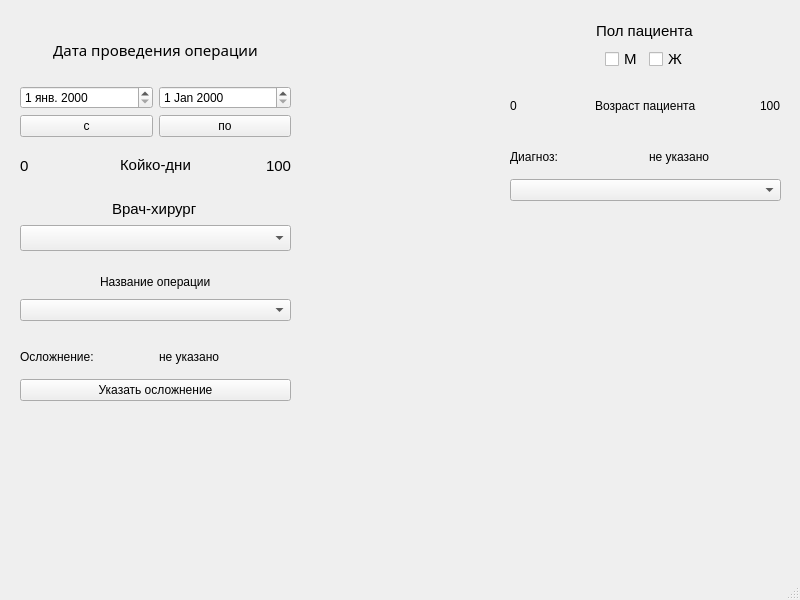
Above: Hernia-Qt/mainwindow.ui from dmkrch/Hernia-qt before the change. Below: the same form after it.
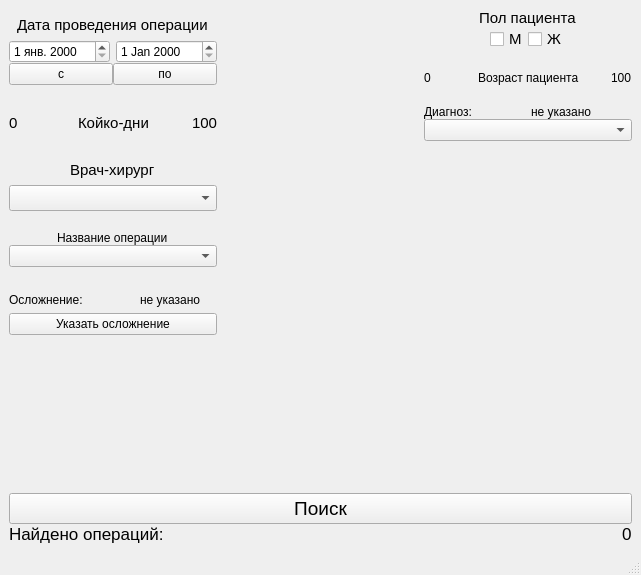
That is the form after the change.

```diff
--- a/Hernia-Qt/mainwindow.ui
+++ b/Hernia-Qt/mainwindow.ui
@@ -6,82 +6,80 @@
    <rect>
     <x>0</x>
     <y>0</y>
-    <width>800</width>
-    <height>600</height>
+    <width>641</width>
+    <height>575</height>
    </rect>
   </property>
   <property name="windowTitle">
    <string>MainWindow</string>
   </property>
+  <property name="styleSheet">
+   <string notr="true"/>
+  </property>
   <widget class="QWidget" name="centralwidget">
-   <widget class="QWidget" name="verticalLayoutWidget">
-    <property name="geometry">
-     <rect>
-      <x>20</x>
-      <y>150</y>
-      <width>271</width>
-      <height>31</height>
-     </rect>
-    </property>
-    <layout class="QVBoxLayout" name="verticalLayout_4">
+   <layout class="QVBoxLayout" name="verticalLayout_11">
+    <item>
+     <layout class="QGridLayout" name="gridLayout">
+      <property name="horizontalSpacing">
+       <number>0</number>
+      </property>
+      <property name="verticalSpacing">
+       <number>20</number>
+      </property>
+      <item row="4" column="0">
+       <layout class="QVBoxLayout" name="verticalLayout_3">
+        <item alignment="Qt::AlignHCenter">
+         <widget class="QLabel" name="label_op_name">
+          <property name="text">
+           <string>Название операции</string>
+          </property>
+         </widget>
+        </item>
      <item>
-      <layout class="QHBoxLayout" name="horizontalLayout_3">
-       <property name="spacing">
-        <number>50</number>
-       </property>
+         <widget class="QComboBox" name="comboBox_op_names"/>
+        </item>
+       </layout>
+      </item>
+      <item row="5" column="0">
+       <layout class="QVBoxLayout" name="verticalLayout_7">
+        <item>
+         <layout class="QHBoxLayout" name="horizontalLayout_6">
+          <item>
+           <widget class="QLabel" name="label">
+            <property name="minimumSize">
+             <size>
+              <width>131</width>
+              <height>26</height>
+             </size>
+            </property>
+            <property name="text">
+             <string>Осложнение:</string>
+            </property>
+           </widget>
+          </item>
        <item alignment="Qt::AlignLeft">
-        <widget class="QLabel" name="label_date_from">
-         <property name="font">
-          <font>
-           <pointsize>11</pointsize>
-          </font>
-         </property>
+           <widget class="QLabel" name="label_sequence">
          <property name="text">
-          <string>0</string>
+             <string>не указано</string>
          </property>
         </widget>
        </item>
-       <item alignment="Qt::AlignHCenter|Qt::AlignVCenter">
-        <widget class="QLabel" name="label_rec_days">
-         <property name="font">
-          <font>
-           <pointsize>11</pointsize>
-          </font>
-         </property>
-         <property name="text">
-          <string>Койко-дни</string>
-         </property>
-        </widget>
-       </item>
-       <item alignment="Qt::AlignRight">
-        <widget class="QLabel" name="label_date_to">
-         <property name="font">
-          <font>
-           <pointsize>11</pointsize>
-          </font>
-         </property>
+         </layout>
+        </item>
+        <item>
+         <widget class="QPushButton" name="pushButton_sequence">
          <property name="text">
-          <string>100</string>
+           <string>Указать осложнение</string>
          </property>
         </widget>
        </item>
       </layout>
      </item>
-    </layout>
-   </widget>
-   <widget class="QWidget" name="verticalLayoutWidget_2">
-    <property name="geometry">
-     <rect>
-      <x>510</x>
-      <y>90</y>
-      <width>271</width>
-      <height>31</height>
-     </rect>
-    </property>
+      <item row="1" column="2">
     <layout class="QVBoxLayout" name="verticalLayout_8">
      <item>
       <layout class="QHBoxLayout" name="horizontalLayout_5">
-       <item alignment="Qt::AlignLeft">
+          <item>
         <widget class="QLabel" name="label_age_from">
          <property name="text">
           <string>0</string>
@@ -90,6 +88,9 @@
        </item>
        <item>
         <widget class="QLabel" name="label_age">
+            <property name="autoFillBackground">
+             <bool>false</bool>
+            </property>
          <property name="text">
           <string>Возраст пациента</string>
          </property>
@@ -105,28 +106,232 @@
       </layout>
      </item>
     </layout>
-   </widget>
-   <widget class="QWidget" name="layoutWidget">
-    <property name="geometry">
-     <rect>
-      <x>20</x>
-      <y>20</y>
-      <width>271</width>
-      <height>117</height>
-     </rect>
-    </property>
+      </item>
+      <item row="7" column="0" colspan="3">
+       <layout class="QVBoxLayout" name="verticalLayout_10">
+        <item>
+         <widget class="QPushButton" name="pushButton">
+          <property name="sizePolicy">
+           <sizepolicy hsizetype="Minimum" vsizetype="Preferred">
+            <horstretch>0</horstretch>
+            <verstretch>0</verstretch>
+           </sizepolicy>
+          </property>
+          <property name="font">
+           <font>
+            <pointsize>14</pointsize>
+           </font>
+          </property>
+          <property name="styleSheet">
+           <string notr="true"/>
+          </property>
+          <property name="text">
+           <string>Поиск</string>
+          </property>
+         </widget>
+        </item>
+        <item>
+         <layout class="QHBoxLayout" name="horizontalLayout_9">
+          <item alignment="Qt::AlignLeft">
+           <widget class="QLabel" name="label_2">
+            <property name="sizePolicy">
+             <sizepolicy hsizetype="Preferred" vsizetype="Fixed">
+              <horstretch>0</horstretch>
+              <verstretch>0</verstretch>
+             </sizepolicy>
+            </property>
+            <property name="font">
+             <font>
+              <pointsize>13</pointsize>
+             </font>
+            </property>
+            <property name="text">
+             <string>Найдено операций:</string>
+            </property>
+           </widget>
+          </item>
+          <item alignment="Qt::AlignRight">
+           <widget class="QLabel" name="label_4">
+            <property name="sizePolicy">
+             <sizepolicy hsizetype="Fixed" vsizetype="Preferred">
+              <horstretch>0</horstretch>
+              <verstretch>0</verstretch>
+             </sizepolicy>
+            </property>
+            <property name="font">
+             <font>
+              <family>Ubuntu</family>
+              <pointsize>13</pointsize>
+              <weight>50</weight>
+              <bold>false</bold>
+             </font>
+            </property>
+            <property name="text">
+             <string>0</string>
+            </property>
+           </widget>
+          </item>
+         </layout>
+        </item>
+       </layout>
+      </item>
+      <item row="2" column="1">
+       <spacer name="horizontalSpacer">
+        <property name="orientation">
+         <enum>Qt::Horizontal</enum>
+        </property>
+        <property name="sizeType">
+         <enum>QSizePolicy::Fixed</enum>
+        </property>
+        <property name="sizeHint" stdset="0">
+         <size>
+          <width>200</width>
+          <height>20</height>
+         </size>
+        </property>
+       </spacer>
+      </item>
+      <item row="2" column="0">
+       <layout class="QVBoxLayout" name="verticalLayout_4">
+        <property name="spacing">
+         <number>10</number>
+        </property>
+        <item>
+         <layout class="QHBoxLayout" name="horizontalLayout_3">
+          <property name="spacing">
+           <number>0</number>
+          </property>
+          <item alignment="Qt::AlignLeft">
+           <widget class="QLabel" name="label_date_from">
+            <property name="font">
+             <font>
+              <pointsize>11</pointsize>
+             </font>
+            </property>
+            <property name="text">
+             <string>0</string>
+            </property>
+           </widget>
+          </item>
+          <item alignment="Qt::AlignHCenter">
+           <widget class="QLabel" name="label_rec_days">
+            <property name="font">
+             <font>
+              <pointsize>11</pointsize>
+             </font>
+            </property>
+            <property name="text">
+             <string>Койко-дни</string>
+            </property>
+           </widget>
+          </item>
+          <item alignment="Qt::AlignRight">
+           <widget class="QLabel" name="label_date_to">
+            <property name="font">
+             <font>
+              <pointsize>11</pointsize>
+             </font>
+            </property>
+            <property name="text">
+             <string>100</string>
+            </property>
+           </widget>
+          </item>
+         </layout>
+        </item>
+       </layout>
+      </item>
+      <item row="3" column="0">
+       <layout class="QVBoxLayout" name="verticalLayout_5" stretch="0,0">
+        <property name="spacing">
+         <number>6</number>
+        </property>
+        <item alignment="Qt::AlignHCenter">
+         <widget class="QLabel" name="label_surgeon">
+          <property name="font">
+           <font>
+            <pointsize>11</pointsize>
+           </font>
+          </property>
+          <property name="text">
+           <string>Врач-хирург</string>
+          </property>
+         </widget>
+        </item>
+        <item>
+         <widget class="QComboBox" name="comboBox_surgeons">
+          <property name="font">
+           <font>
+            <pointsize>11</pointsize>
+           </font>
+          </property>
+          <property name="maxVisibleItems">
+           <number>10</number>
+          </property>
+         </widget>
+        </item>
+       </layout>
+      </item>
+      <item row="0" column="2">
+       <layout class="QVBoxLayout" name="verticalLayout_6">
+        <item alignment="Qt::AlignHCenter">
+         <widget class="QLabel" name="label_gender">
+          <property name="font">
+           <font>
+            <pointsize>11</pointsize>
+           </font>
+          </property>
+          <property name="text">
+           <string>Пол пациента</string>
+          </property>
+         </widget>
+        </item>
+        <item>
+         <layout class="QHBoxLayout" name="horizontalLayout_4">
+          <item alignment="Qt::AlignRight">
+           <widget class="QCheckBox" name="checkBox_male">
+            <property name="font">
+             <font>
+              <pointsize>11</pointsize>
+             </font>
+            </property>
+            <property name="text">
+             <string>М</string>
+            </property>
+           </widget>
+          </item>
+          <item alignment="Qt::AlignLeft">
+           <widget class="QCheckBox" name="checkBox_female">
+            <property name="font">
+             <font>
+              <pointsize>11</pointsize>
+             </font>
+            </property>
+            <property name="text">
+             <string>Ж</string>
+            </property>
+           </widget>
+          </item>
+         </layout>
+        </item>
+       </layout>
+      </item>
+      <item row="0" column="0" rowspan="2">
     <layout class="QVBoxLayout" name="verticalLayout_2" stretch="0,0">
      <property name="bottomMargin">
       <number>0</number>
      </property>
-     <item alignment="Qt::AlignHCenter|Qt::AlignVCenter">
+        <item alignment="Qt::AlignHCenter">
       <widget class="QLabel" name="label_date">
        <property name="font">
         <font>
-         <family>aakar</family>
+            <family>Ubuntu</family>
          <pointsize>11</pointsize>
         </font>
        </property>
+          <property name="autoFillBackground">
+           <bool>false</bool>
+          </property>
        <property name="text">
         <string>Дата проведения операции</string>
        </property>
@@ -136,6 +341,9 @@
       <layout class="QVBoxLayout" name="verticalLayout">
        <item>
         <layout class="QHBoxLayout" name="horizontalLayout">
+            <property name="spacing">
+             <number>6</number>
+            </property>
          <item>
           <widget class="QDateEdit" name="dateEdit_from">
            <property name="locale">
@@ -169,172 +377,33 @@
       </layout>
      </item>
     </layout>
-   </widget>
-   <widget class="QWidget" name="layoutWidget">
-    <property name="geometry">
-     <rect>
-      <x>20</x>
-      <y>200</y>
-      <width>271</width>
-      <height>51</height>
-     </rect>
-    </property>
-    <layout class="QVBoxLayout" name="verticalLayout_5">
-     <item alignment="Qt::AlignHCenter|Qt::AlignVCenter">
-      <widget class="QLabel" name="label_surgeon">
-       <property name="font">
-        <font>
-         <pointsize>11</pointsize>
-        </font>
-       </property>
-       <property name="text">
-        <string>Врач-хирург</string>
-       </property>
-      </widget>
-     </item>
-     <item>
-      <widget class="QComboBox" name="comboBox_surgeons">
-       <property name="font">
-        <font>
-         <pointsize>11</pointsize>
-        </font>
-       </property>
-       <property name="maxVisibleItems">
-        <number>10</number>
-       </property>
-      </widget>
-     </item>
-    </layout>
-   </widget>
-   <widget class="QWidget" name="layoutWidget">
-    <property name="geometry">
-     <rect>
-      <x>590</x>
-      <y>20</y>
-      <width>111</width>
-      <height>51</height>
-     </rect>
-    </property>
-    <layout class="QVBoxLayout" name="verticalLayout_6">
-     <item alignment="Qt::AlignHCenter">
-      <widget class="QLabel" name="label_gender">
-       <property name="font">
-        <font>
-         <pointsize>11</pointsize>
-        </font>
-       </property>
-       <property name="text">
-        <string>Пол пациента</string>
-       </property>
-      </widget>
-     </item>
-     <item>
-      <layout class="QHBoxLayout" name="horizontalLayout_4">
-       <item alignment="Qt::AlignRight">
-        <widget class="QCheckBox" name="checkBox_male">
-         <property name="font">
-          <font>
-           <pointsize>11</pointsize>
-          </font>
-         </property>
-         <property name="text">
-          <string>М</string>
-         </property>
-        </widget>
-       </item>
-       <item alignment="Qt::AlignLeft">
-        <widget class="QCheckBox" name="checkBox_female">
-         <property name="font">
-          <font>
-           <pointsize>11</pointsize>
-          </font>
-         </property>
-         <property name="text">
-          <string>Ж</string>
-         </property>
-        </widget>
-       </item>
-      </layout>
-     </item>
-    </layout>
-   </widget>
-   <widget class="QWidget" name="layoutWidget">
-    <property name="geometry">
-     <rect>
-      <x>20</x>
-      <y>270</y>
-      <width>271</width>
-      <height>51</height>
-     </rect>
-    </property>
-    <layout class="QVBoxLayout" name="verticalLayout_3">
-     <item alignment="Qt::AlignHCenter">
-      <widget class="QLabel" name="label_op_name">
-       <property name="text">
-        <string>Название операции</string>
-       </property>
-      </widget>
-     </item>
-     <item>
-      <widget class="QComboBox" name="comboBox_op_names"/>
-     </item>
-    </layout>
-   </widget>
-   <widget class="QWidget" name="layoutWidget">
-    <property name="geometry">
-     <rect>
-      <x>20</x>
-      <y>340</y>
-      <width>271</width>
-      <height>61</height>
-     </rect>
-    </property>
-    <layout class="QVBoxLayout" name="verticalLayout_7">
-     <item>
-      <layout class="QHBoxLayout" name="horizontalLayout_6">
-       <item alignment="Qt::AlignLeft">
-        <widget class="QLabel" name="label">
-         <property name="minimumSize">
+      </item>
+      <item row="6" column="0">
+       <spacer name="verticalSpacer">
+        <property name="orientation">
+         <enum>Qt::Vertical</enum>
+        </property>
+        <property name="sizeHint" stdset="0">
           <size>
-           <width>131</width>
-           <height>26</height>
-          </size>
-         </property>
-         <property name="text">
-          <string>Осложнение:</string>
-         </property>
-        </widget>
-       </item>
-       <item alignment="Qt::AlignLeft">
-        <widget class="QLabel" name="label_sequence">
-         <property name="text">
-          <string>не указано</string>
-         </property>
-        </widget>
-       </item>
-      </layout>
-     </item>
-     <item>
-      <widget class="QPushButton" name="pushButton_sequence">
-       <property name="text">
-        <string>Указать осложнение</string>
-       </property>
-      </widget>
-     </item>
-    </layout>
-   </widget>
-   <widget class="QWidget" name="layoutWidget">
-    <property name="geometry">
-     <rect>
-      <x>510</x>
-      <y>140</y>
-      <width>271</width>
-      <height>61</height>
-     </rect>
-    </property>
+          <width>20</width>
+          <height>40</height>
+         </size>
+        </property>
+       </spacer>
+      </item>
+      <item row="2" column="2">
     <layout class="QVBoxLayout" name="verticalLayout_9">
      <item>
       <layout class="QHBoxLayout" name="horizontalLayout_7">
+          <property name="spacing">
+           <number>6</number>
+          </property>
+          <property name="sizeConstraint">
+           <enum>QLayout::SetDefaultConstraint</enum>
+          </property>
+          <property name="leftMargin">
+           <number>0</number>
+          </property>
        <item alignment="Qt::AlignLeft">
         <widget class="QLabel" name="label_3">
          <property name="text">
@@ -355,7 +424,10 @@
       <widget class="QComboBox" name="comboBox_diagnosis"/>
      </item>
     </layout>
-   </widget>
+      </item>
+     </layout>
+    </item>
+   </layout>
   </widget>
   <widget class="QMenuBar" name="menubar">
    <property name="geometry">
```
Left out of the diff: 5 changed lines with no effect on the pictures. Lines whose indentation alone changed are shown as unchanged.
